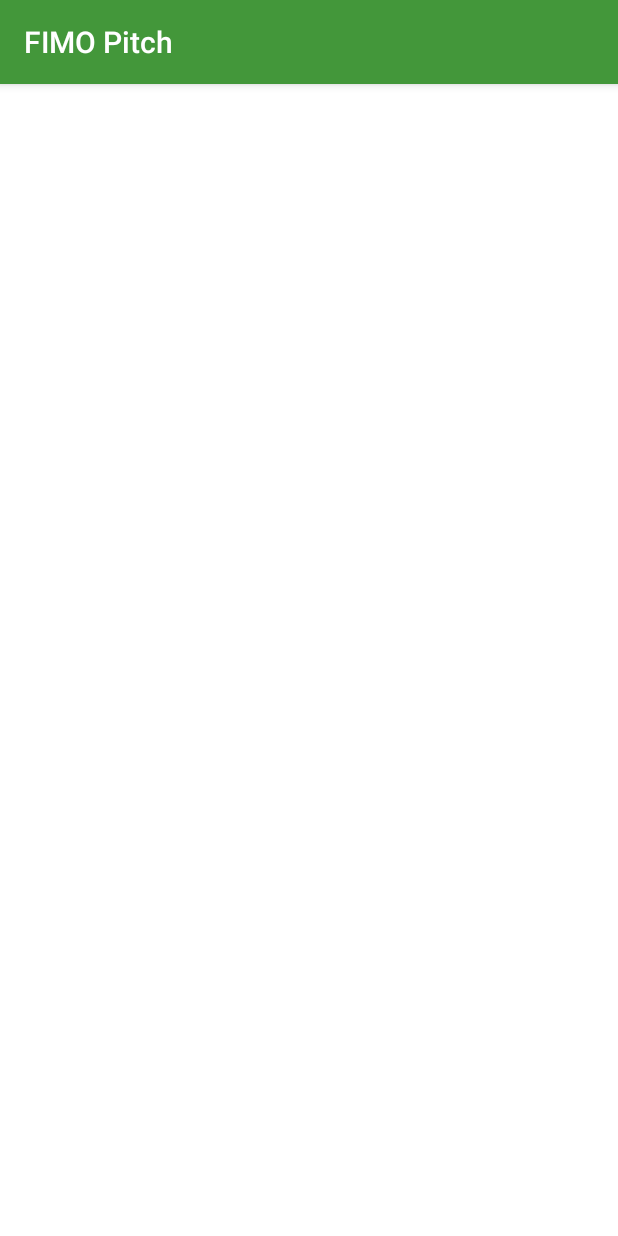
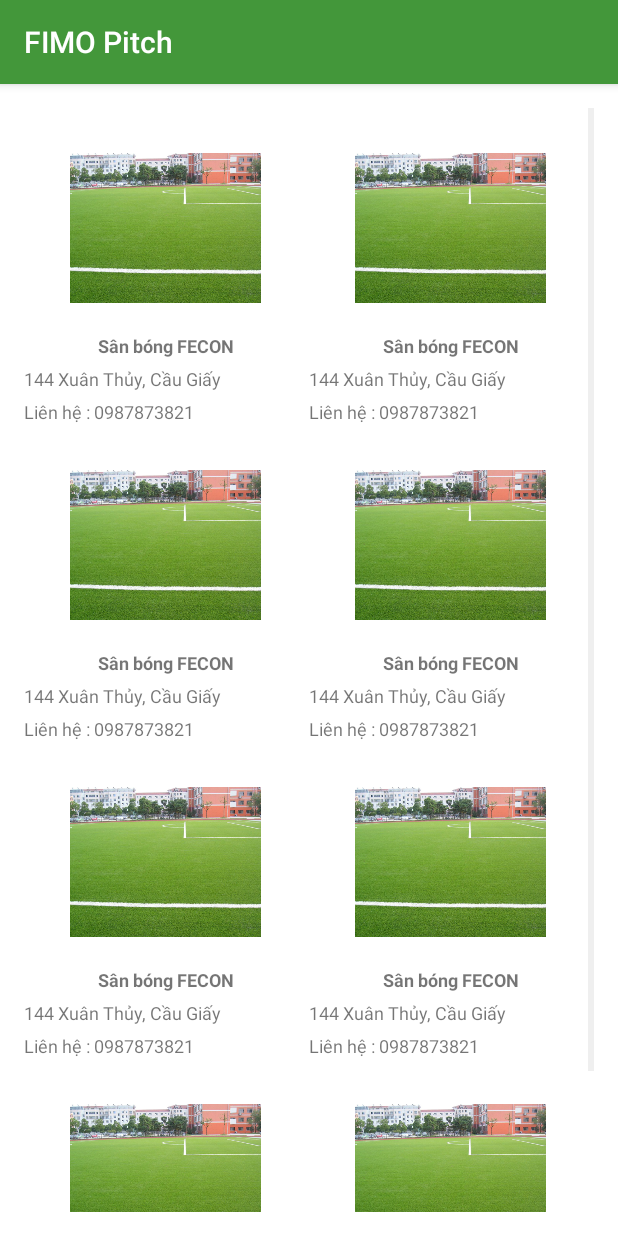
Before and after one commit to ngoanvv/FIMO_Pitch, an Android app: the NotificationActivity screen opened directly, with no data from a screen before it, on a phone screen of 412 x 824 dp. Run offline under Robolectric (Android 15) with nearby library versions, the phone set to English and light mode, and no system bars.

Commit message:
18:34, 22-8-2016

```diff
--- a/app/build.gradle
+++ b/app/build.gradle
@@ -25,6 +25,7 @@ dependencies {
     compile 'com.android.support:recyclerview-v7:23.4.0'
     compile 'com.android.support:design:23.4.0'
     compile 'com.android.support:support-v4:23.4.0'
+    compile 'com.android.support:cardview-v7:23.4.0'
     compile 'com.google.android.gms:play-services-maps:9.2.1'
     compile 'com.android.support:support-v13:23.4.0'
 }
--- a/app/src/main/java/com/fimo_pitch/TabHostActivivty.java
+++ b/app/src/main/java/com/fimo_pitch/TabHostActivivty.java
@@ -51,7 +51,7 @@ public class TabHostActivivty extends TabActivity {
         tabHost.getTabWidget().getChildAt(1).setLayoutParams(new LinearLayout.LayoutParams(width/4,width/6));
         tabHost.getTabWidget().getChildAt(2).setLayoutParams(new LinearLayout.LayoutParams(width/4,width/6));
         tabHost.getTabWidget().getChildAt(3).setLayoutParams(new LinearLayout.LayoutParams(width/4,width/6));
-        tabHost.setCurrentTab(1);
+        tabHost.setCurrentTab(0);
     }
 
 }
--- /dev/null
+++ b/app/src/main/java/com/fimo_pitch/adapter/GridViewAdapter.java
@@ -0,0 +1,55 @@
+package com.fimo_pitch.adapter;
+
+import android.app.Activity;
+import android.content.Context;
+import android.view.LayoutInflater;
+import android.view.View;
+import android.view.ViewGroup;
+import android.widget.ArrayAdapter;
+import android.widget.ImageView;
+import android.widget.TextView;
+
+import com.fimo_pitch.R;
+
+import java.util.ArrayList;
+
+/**
+ * Created by Diep_Chelsea on 22/08/2016.
+ */
+public class GridViewAdapter extends ArrayAdapter {
+    private Context context;
+    private int layoutResourceId;
+    private ArrayList data = new ArrayList();
+
+    public GridViewAdapter(Context context, int layoutResourceId, ArrayList data) {
+        super(context, layoutResourceId, data);
+        this.layoutResourceId = layoutResourceId;
+        this.context = context;
+        this.data = data;
+    }
+
+    @Override
+    public View getView(int position, View convertView, ViewGroup parent) {
+        View row = convertView;
+        ViewHolder holder = null;
+
+        if (row == null) {
+            LayoutInflater inflater = ((Activity) context).getLayoutInflater();
+            row = inflater.inflate(R.layout.item_grid_view, parent, false);
+            holder = new ViewHolder();
+//            holder.imageTitle = (TextView) row.findViewById(R.id.text);
+//            holder.image = (ImageView) row.findViewById(R.id.image);
+            row.setTag(holder);
+        } else {
+            holder = (ViewHolder) row.getTag();
+        }
+
+        return row;
+    }
+
+    static class ViewHolder {
+        TextView imageTitle;
+        ImageView image;
+    }
+
+}
--- a/app/src/main/java/com/fimo_pitch/ui/NotificationActivity.java
+++ b/app/src/main/java/com/fimo_pitch/ui/NotificationActivity.java
@@ -1,15 +1,38 @@
 package com.fimo_pitch.ui;
 
+import android.graphics.Color;
 import android.support.v7.app.AppCompatActivity;
 import android.os.Bundle;
+import android.widget.GridView;
 
 import com.fimo_pitch.R;
+import com.fimo_pitch.adapter.GridViewAdapter;
+
+import java.util.ArrayList;
 
 public class NotificationActivity extends AppCompatActivity {
-
+    GridView gridView;
+    ArrayList<String> list;
     @Override
     protected void onCreate(Bundle savedInstanceState) {
         super.onCreate(savedInstanceState);
         setContentView(R.layout.activity_notification);
+
+        list = new ArrayList<>();
+        list.add("2323");
+        list.add("2323");
+        list.add("2323");
+        list.add("2323");
+        list.add("2323");
+        list.add("2323");
+        list.add("2323");
+        list.add("2323");
+
+        gridView = (GridView) findViewById(R.id.gridView);
+        GridViewAdapter adapter = new GridViewAdapter(this,R.layout.item_grid_view,list);
+        gridView.setAdapter(adapter);
+        gridView.setBackgroundColor(Color.WHITE);
+        gridView.setVerticalSpacing(1);
+        gridView.setHorizontalSpacing(1);
     }
 }
--- a/app/src/main/res/drawable/rounded_border.xml
+++ b/app/src/main/res/drawable/rounded_border.xml
@@ -1,6 +1,6 @@
 <?xml version="1.0" encoding="UTF-8"?>
 <shape xmlns:android="http://schemas.android.com/apk/res/android">
-    <solid android:color="#FFFFFF"/>
+    <solid android:color="#B1BCBE"/>
     <stroke android:width="30dip" android:color="#B1BCBE" />
     <corners android:radius="20dip"/>
     <padding android:left="0dip" android:top="0dip" android:right="0dip" android:bottom="0dip" />
--- a/app/src/main/res/layout/activity_notification.xml
+++ b/app/src/main/res/layout/activity_notification.xml
@@ -10,10 +10,13 @@
     tools:context="com.fimo_pitch.ui.NotificationActivity">
 
     <GridView
+        android:layout_below="@+id/textView"
         android:id="@+id/gridView"
         android:layout_width="match_parent"
         android:layout_height="match_parent"
         android:numColumns="2"
+        android:verticalSpacing="10dp"
+        android:horizontalSpacing="10dp"
         android:layout_alignParentTop="true"
         android:layout_centerHorizontal="true"
         />
--- a/app/src/main/res/layout/item_grid_view.xml
+++ b/app/src/main/res/layout/item_grid_view.xml
@@ -2,13 +2,50 @@
     xmlns:tools="http://schemas.android.com/tools"
     android:layout_width="wrap_content"
     android:layout_height="wrap_content"
-    android:background="@drawable/rounded_border"
-    android:padding="5dp" >
-    <ImageView
+    android:orientation="vertical"
+   >
+    <LinearLayout
         android:layout_width="match_parent"
         android:layout_height="match_parent"
-        android:src="@drawable/ic_pitch"/>
+        android:orientation="vertical"
+        >
 
+    <ImageView
+        android:layout_width="150dp"
+        android:layout_height="100dp"
+        android:layout_marginTop="30dp"
+        android:layout_gravity="center_horizontal"
+        android:layout_marginLeft="30dp"
+        android:layout_marginRight="30dp"
+        android:src="@drawable/ic_san"
+        />
+    <TextView
+        android:id="@+id/item_name"
+        android:layout_width="wrap_content"
+        android:layout_height="wrap_content"
+        android:layout_gravity="center_horizontal"
+        android:layout_marginTop="20dp"
+        android:textStyle="bold"
+        android:textSize="12dp"
+        android:text="Sân bóng FECON"
+        />
+        <TextView
+            android:id="@+id/item_address"
+            android:layout_width="wrap_content"
+            android:layout_height="wrap_content"
+            android:layout_marginTop="5dp"
+            android:textSize="12dp"
+            android:text="144 Xuân Thủy, Cầu Giấy"
+            />
+        <TextView
+            android:id="@+id/item_contact"
+            android:layout_width="wrap_content"
+            android:layout_height="wrap_content"
+            android:layout_marginTop="5dp"
+            android:textSize="12dp"
+            android:text="Liên hệ : 0987873821"
+            />
+    </LinearLayout>
 
 
 </LinearLayout>
--- a/app/src/main/res/layout/match_item.xml
+++ b/app/src/main/res/layout/match_item.xml
@@ -4,7 +4,6 @@
     xmlns:card_view="http://schemas.android.com/apk/res-auto"
     android:layout_width="match_parent"
     android:layout_height="match_parent"
-    card_view:cardCornerRadius="5dp"
     android:layout_margin="5dp"
     >
 
```
Also changed, not shown: app/src/main/java/com/fimo_pitch/model/SystemPitch.java (added, +72 -0 lines), app/src/main/java/com/fimo_pitch/ui/MainActivity.java (+23 -3 lines), app/src/main/java/com/fimo_pitch/ui/SearchActivity.java (+13 -5 lines), app/src/main/res/drawable/circle.xml (added, +12 -0 lines), app/src/main/res/layout/activity_search.xml (+1 -12 lines), app/src/main/res/drawable/ic_san.jpg (added).
